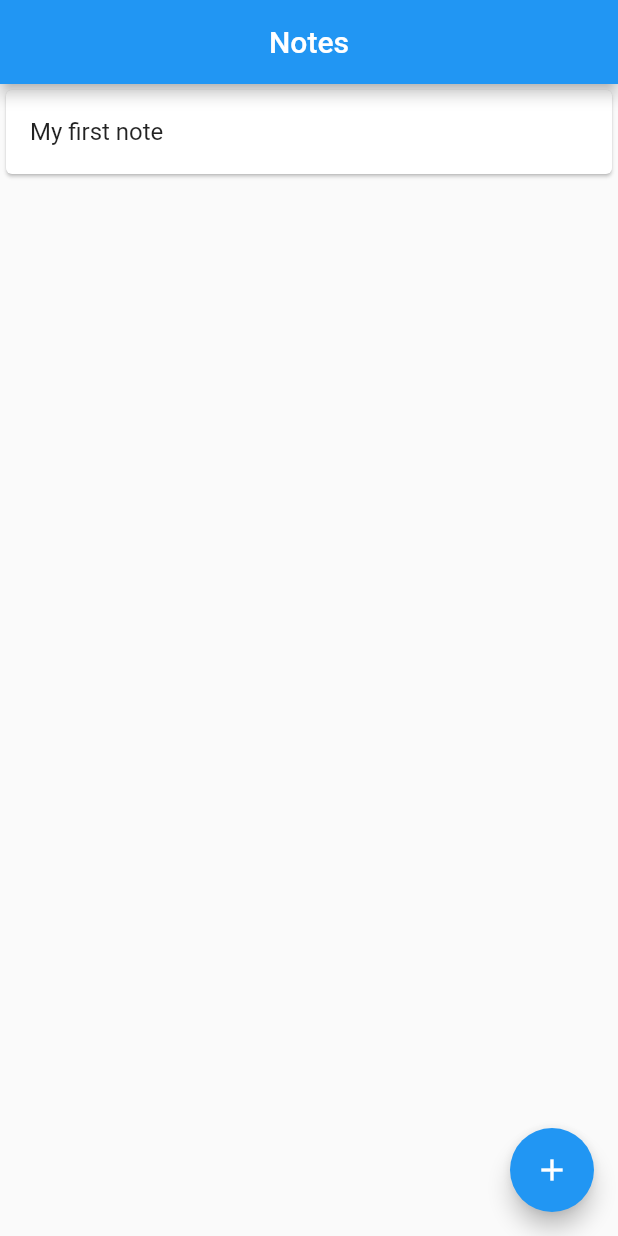
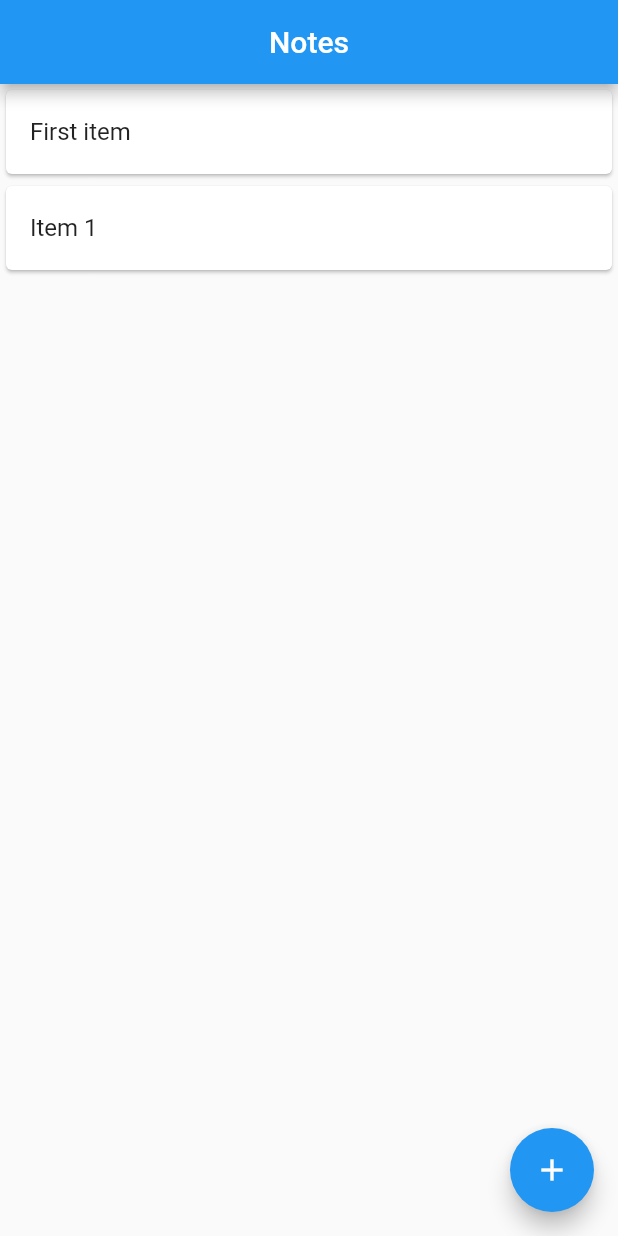
Before and after one commit to jeff5m/notes-flutter, a Flutter app: the screen it shows after launch, after a tap on the "add" icon, on a phone screen of 412 x 824 dp. Run offline on Flutter 3.47's test engine with Material 2 defaults, Android fonts, the phone set to English and light mode, and no system bars.

Commit message:
add list of strings

```diff
--- a/lib/home_page.dart
+++ b/lib/home_page.dart
@@ -6,7 +6,7 @@ class HomePage extends StatefulWidget {
 }
 
 class _HomePageState extends State<HomePage> {
-  int count = 0;
+  var notes = <String>["First item"];
 
   @override
   Widget build(BuildContext context) {
@@ -18,10 +18,10 @@ class _HomePageState extends State<HomePage> {
       body: SingleChildScrollView(
         child: Column(
           children: [
-            for (int i = 0; i < count; ++i)
+            for (int i = 0; i < notes.length; ++i)
               Card(
                 child: ListTile(
-                  title: Text("My first note"),
+                  title: Text(notes[i]),
                 ),
               ),
           ],
@@ -31,7 +31,7 @@ class _HomePageState extends State<HomePage> {
         child: Icon(Icons.add),
         onPressed: () {
           setState(() {
-            ++count;
+            notes.add("Item ${notes.length}");
           });
         },
       ),
```
